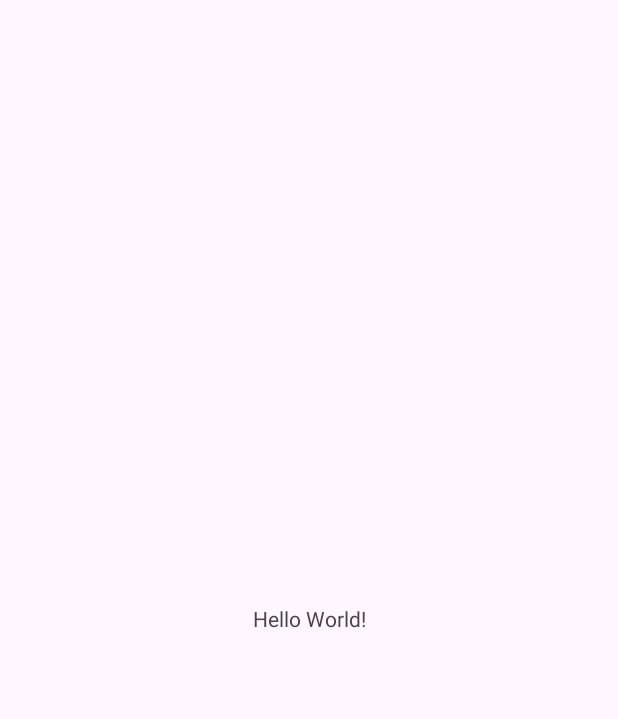
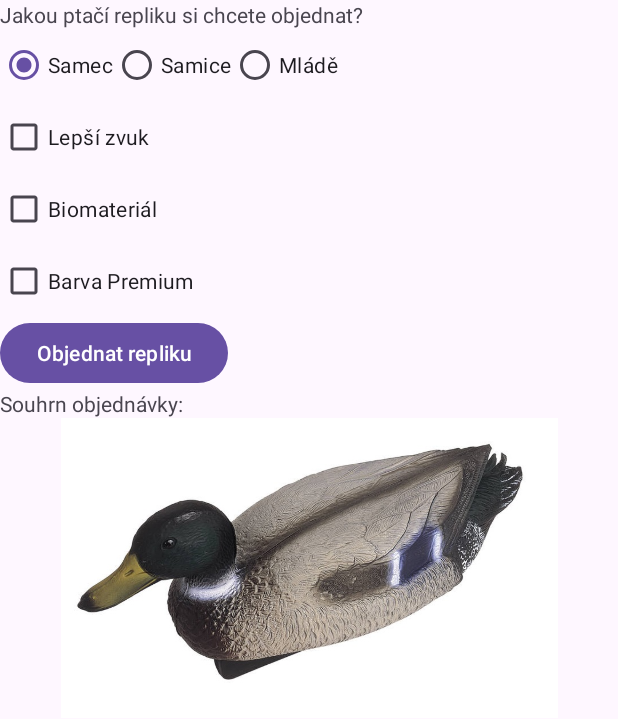
Before and after one commit to jaroslav-hron/github-jh-pma-2024, an Android app: the screen it shows after launch (MainActivity), on a phone screen of 412 x 824 dp. Before the commit the part shown is almost empty. Shown: the top 719 px of the screen. Run offline under Robolectric (Android 15) with nearby library versions, the phone set to English and light mode, and no system bars.

Commit message:
#3 Zmena

```diff
--- a/MyApp004Objednavka/app/src/main/res/layout/activity_main.xml
+++ b/MyApp004Objednavka/app/src/main/res/layout/activity_main.xml
@@ -1,19 +1,74 @@
 <?xml version="1.0" encoding="utf-8"?>
-<androidx.constraintlayout.widget.ConstraintLayout xmlns:android="http://schemas.android.com/apk/res/android"
+<LinearLayout xmlns:android="http://schemas.android.com/apk/res/android"
     xmlns:app="http://schemas.android.com/apk/res-auto"
     xmlns:tools="http://schemas.android.com/tools"
     android:id="@+id/main"
     android:layout_width="match_parent"
     android:layout_height="match_parent"
+    android:orientation="vertical"
+    android:padding="20sp"
     tools:context=".MainActivity">
 
     <TextView
+        android:id="@+id/tvNadpis"
         android:layout_width="wrap_content"
         android:layout_height="wrap_content"
-        android:text="Hello World!"
-        app:layout_constraintBottom_toBottomOf="parent"
-        app:layout_constraintEnd_toEndOf="parent"
-        app:layout_constraintStart_toStartOf="parent"
-        app:layout_constraintTop_toTopOf="parent" />
+        android:text="Jakou ptačí repliku si chcete objednat?"
+        android:textAlignment="center"/>
 
-</androidx.constraintlayout.widget.ConstraintLayout>
+        <RadioGroup
+            android:id="@+id/vyberZvere"
+            android:layout_width="wrap_content"
+            android:layout_height="wrap_content"
+            android:orientation="horizontal">
+        <RadioButton
+            android:id="@+id/tvSamec"
+            android:layout_width="wrap_content"
+            android:layout_height="wrap_content"
+            android:text="Samec"
+            android:checked="true"/>
+    <RadioButton
+        android:id="@+id/tvSamice"
+        android:layout_width="wrap_content"
+        android:layout_height="wrap_content"
+        android:text="Samice"/>
+    <RadioButton
+        android:id="@+id/tvMlade"
+        android:layout_width="wrap_content"
+        android:layout_height="wrap_content"
+        android:text="Mládě"/>
+        </RadioGroup>
+    <CheckBox
+        android:id="@+id/cbZvuk"
+        android:layout_width="wrap_content"
+        android:layout_height="wrap_content"
+        android:text="Lepší zvuk"/>
+    <CheckBox
+        android:id="@+id/cbBio"
+        android:layout_width="wrap_content"
+        android:layout_height="wrap_content"
+        android:text="Biomateriál"/>
+    <CheckBox
+        android:id="@+id/cbBarvaPremium"
+        android:layout_width="wrap_content"
+        android:layout_height="wrap_content"
+        android:text="Barva Premium"/>
+    <Button
+        android:id="@+id/BtnObjednat"
+        android:layout_width="wrap_content"
+        android:layout_height="wrap_content"
+        android:text="Objednat repliku"/>
+    <TextView
+        android:id="@+id/Objednavka"
+        android:layout_width="wrap_content"
+        android:layout_height="wrap_content"
+        android:text="Souhrn objednávky: "/>
+    <ImageView
+        android:id="@+id/ImgZver"
+        android:layout_width="match_parent"
+        android:layout_height="200dp"
+        android:src="@drawable/samec"
+        android:scaleType="centerInside"/>
+
+
+</LinearLayout>
```
Also changed, not shown: MyApp004Objednavka/app/src/main/res/drawable/mlade.jpg (added), MyApp004Objednavka/app/src/main/res/drawable/samec.jpg (added), MyApp004Objednavka/app/src/main/res/drawable/samice.jpg (added).
